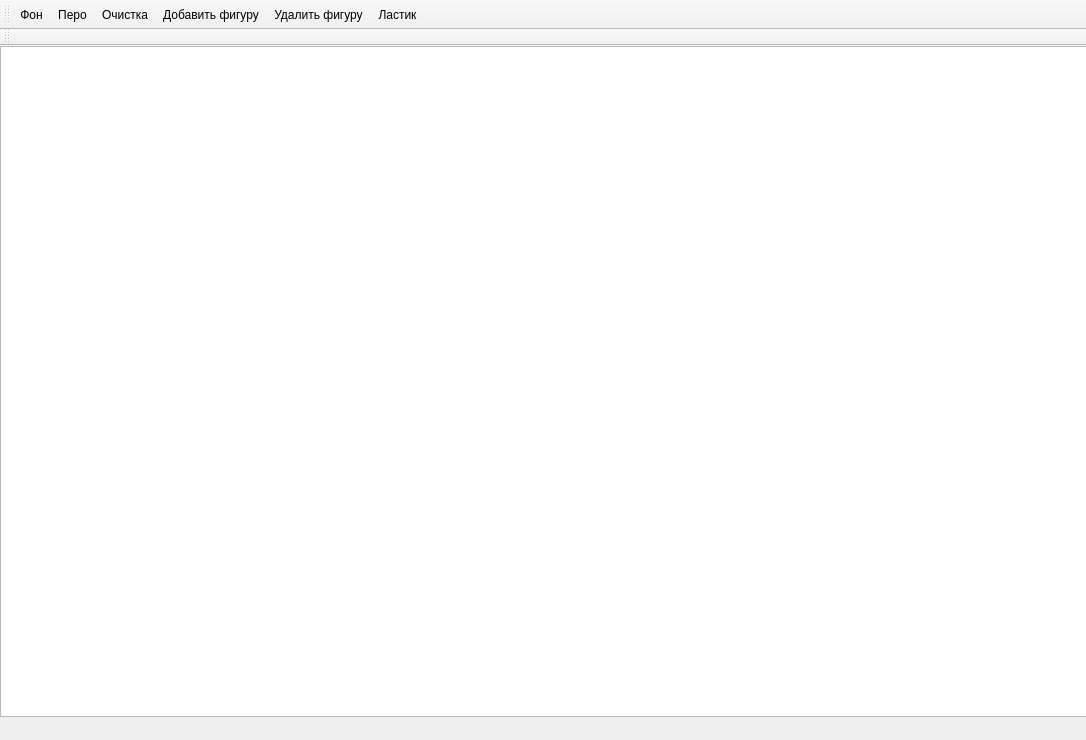
Before: the Qt Designer form Lab_5/graphicseditor.ui in Oikapi/VisualProg, drawn with Qt 5.
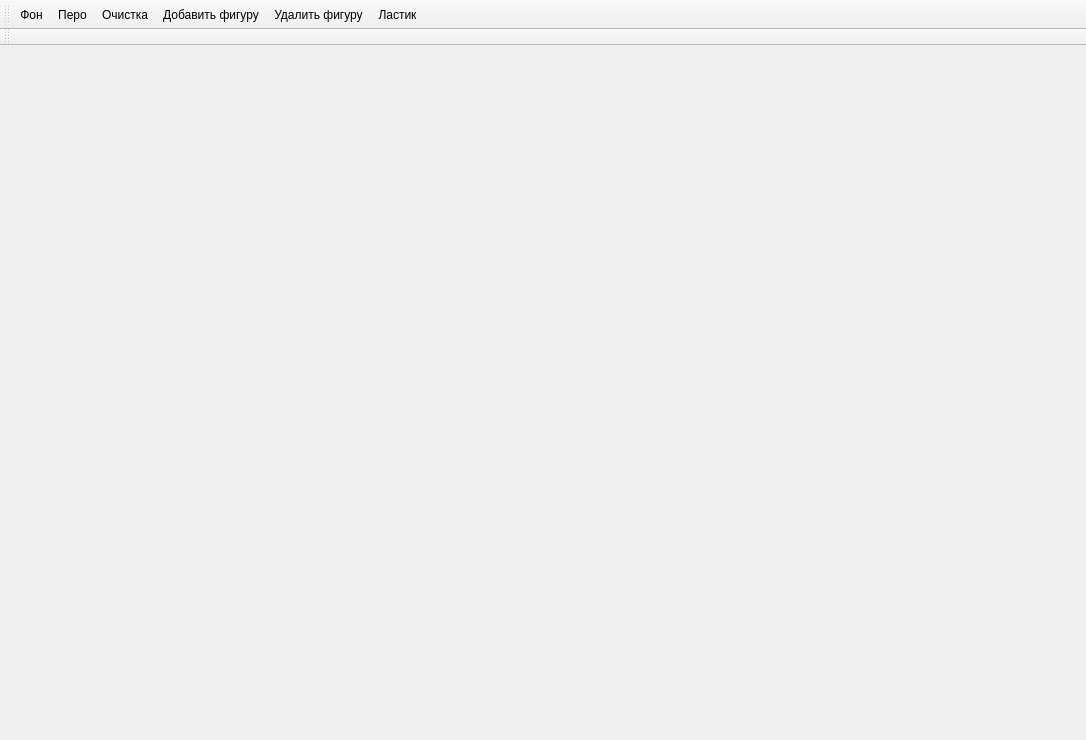
After: the same form once the commit is applied.

Commit message: maybe finish

```diff
--- a/Lab_5/graphicseditor.ui
+++ b/Lab_5/graphicseditor.ui
@@ -13,18 +13,7 @@
   <property name="windowTitle">
    <string>MainWindow</string>
   </property>
-  <widget class="QWidget" name="centralwidget">
-   <widget class="QGraphicsView" name="graphicsView">
-    <property name="geometry">
-     <rect>
-      <x>0</x>
-      <y>0</y>
-      <width>1091</width>
-      <height>671</height>
-     </rect>
-    </property>
-   </widget>
-  </widget>
+  <widget class="QWidget" name="centralwidget"/>
   <widget class="QMenuBar" name="menubar">
    <property name="geometry">
     <rect>
```
The commit also changes 1 other file.
